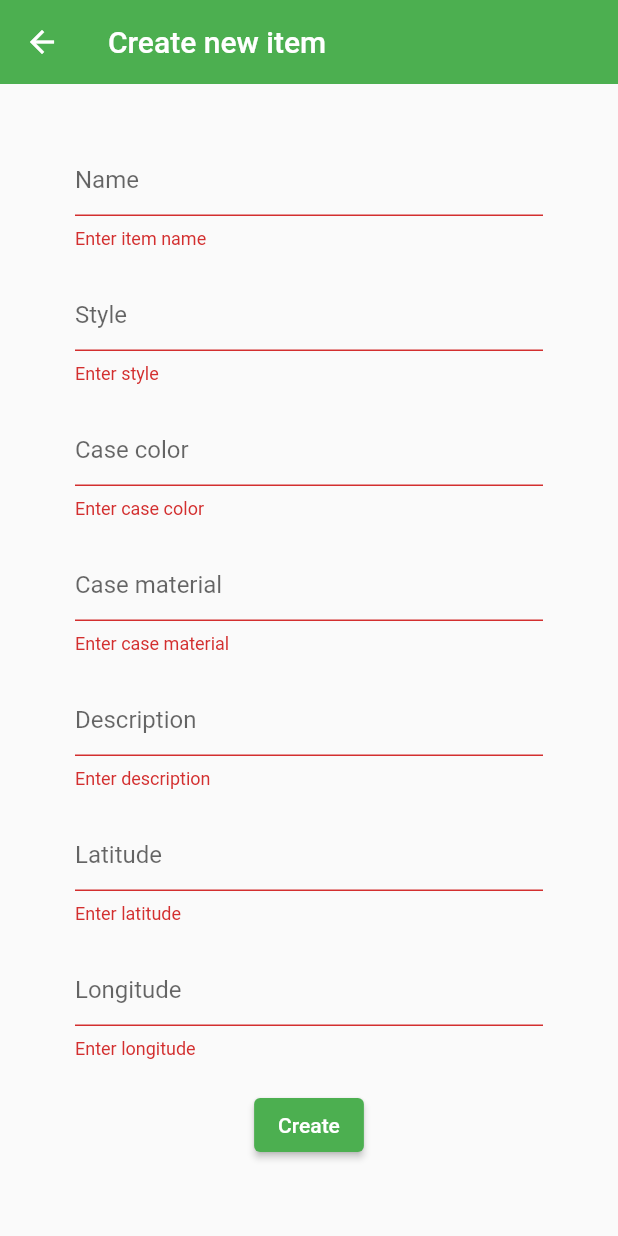
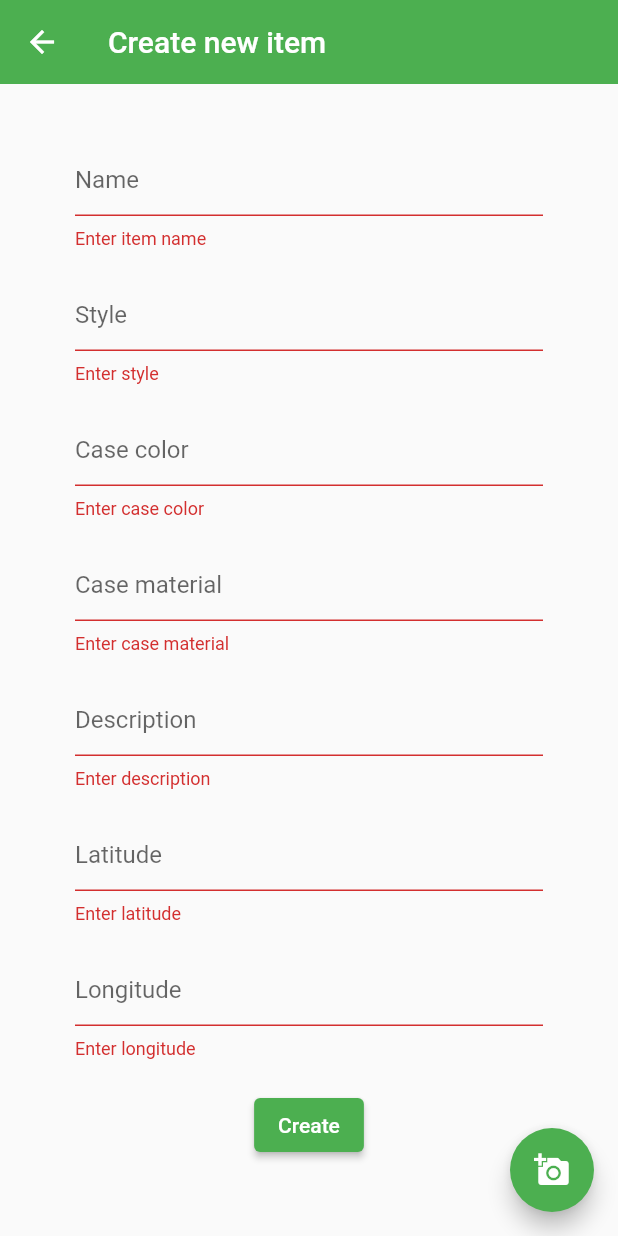
Before and after one commit to POIT-LABORATORIES/WatchApp-flutter, a Flutter app: the ItemCreate screen opened directly, after a tap on "Create", on a phone screen of 412 x 824 dp. Run offline on Flutter 3.47's test engine with Material 2 defaults, Android fonts, the phone set to English and light mode, and no system bars; our stand-ins replace cloud_firestore, firebase_auth, firebase_core, firebase_storage, flutter_map, flutter_spinkit and 2 more; missing offline and left inert: flutter_map_marker_popup; accounts and stored records are empty.

Commit message:
"Add item" func added

```diff
--- a/lib/screens/home/Home.dart
+++ b/lib/screens/home/Home.dart
@@ -32,7 +32,7 @@ class _HomeState extends State<Home> {
   @override
   Widget build(BuildContext context) {
     return StreamProvider<List<Item>>.value(
-      value: DatabaseService(FirestoreCollectionKey.watches).items,
+      value: FirestoreService(FirestoreCollectionKey.watches).items,
       initialData: null,
       child: Scaffold(
         body: Center(
--- a/lib/screens/home/item/ItemCreate.dart
+++ b/lib/screens/home/item/ItemCreate.dart
@@ -1,7 +1,10 @@
+import 'dart:io';
 import 'package:flutter/material.dart';
+import 'package:watchapp/models/item.dart';
 import 'package:watchapp/screens/Loading.dart';
 import 'package:watchapp/services/database.dart';
 import 'package:image_picker/image_picker.dart';
+import 'package:uuid/uuid.dart';
 
 class ItemCreate extends StatefulWidget {
   @override
@@ -9,28 +12,47 @@ class ItemCreate extends StatefulWidget {
 }
 
 class _ItemCreateState extends State<ItemCreate> {
-  final DatabaseService _dbWatches = DatabaseService(FirestoreCollectionKey.watches);
+  final FirestoreService _firestore =
+      FirestoreService(FirestoreCollectionKey.watches);
+  final StorageService _storage = StorageService(path: StoragePathKey.images);
   final _formKey = GlobalKey<FormState>();
+  File _image;
+  final picker = ImagePicker();
   bool loading = false;
 
   String name = '';
   String style = '';
   String caseColor = '';
   String caseMaterial = '';
-  double latitude = 0;
-  double longitude = 0;
+  String latitude = '';
+  String longitude = '';
   String description = '';
+
+  Future getImage() async {
+    final pickedFile = await picker.getImage(source: ImageSource.gallery);
+
+    setState(() {
+      if (pickedFile != null) {
+        _image = File(pickedFile.path);
+      } else {
+        print('No image selected.');
+      }
+    });
+  }
 
   @override
   Widget build(BuildContext context) {
-    return loading ? Loading() : Scaffold(
+    return loading
+        ? Loading()
+        : Scaffold(
             appBar: AppBar(
               elevation: 0.0,
               title: Text("Create new item"),
             ),
             body: SingleChildScrollView(
               child: Container(
-            padding: EdgeInsets.symmetric(vertical: 20.0, horizontal: 50.0),
+                  padding:
+                      EdgeInsets.symmetric(vertical: 20.0, horizontal: 50.0),
                   child: Form(
                       key: _formKey,
                       child: Column(children: <Widget>[
@@ -75,7 +97,8 @@ class _ItemCreateState extends State<ItemCreate> {
                         ),
                         SizedBox(height: 20.0),
                         TextFormField(
-                    decoration: InputDecoration(hintText: "Case material"),
+                          decoration:
+                              InputDecoration(hintText: "Case material"),
                           onChanged: (val) {
                             setState(() => caseMaterial = val);
                           },
@@ -106,9 +129,10 @@ class _ItemCreateState extends State<ItemCreate> {
                               TextInputType.numberWithOptions(decimal: true),
                           onChanged: (val) {
                             try {
-                        setState(() => latitude = val as double);
+                              setState(() => latitude = val);
                             } catch (e) {
-                        ScaffoldMessenger.of(context).showSnackBar(SnackBar(
+                              ScaffoldMessenger.of(context).showSnackBar(
+                                  SnackBar(
                                       content: Text("Wrong latitude value")));
                             }
                           },
@@ -126,9 +150,10 @@ class _ItemCreateState extends State<ItemCreate> {
                               TextInputType.numberWithOptions(decimal: true),
                           onChanged: (val) {
                             try {
-                        setState(() => longitude = val as double);
+                              setState(() => longitude = val);
                             } catch (e) {
-                        ScaffoldMessenger.of(context).showSnackBar(SnackBar(
+                              ScaffoldMessenger.of(context).showSnackBar(
+                                  SnackBar(
                                       content: Text("Wrong longitude value")));
                             }
                           },
@@ -143,22 +168,53 @@ class _ItemCreateState extends State<ItemCreate> {
                         ElevatedButton(
                           onPressed: () async {
                             if (_formKey.currentState.validate()) {
+                              try {
+                                if (_image == null) {
+                                  ScaffoldMessenger.of(context).showSnackBar(
+                                      SnackBar(
+                                          content: Text("Image is not picked")));
+                                  return;
+                                }
+
                                 setState(() => loading = true);
+                                String url = await _storage.uploadFile(
+                                    '$name-avatar', _image);
 
-                        // Call Firestore func to upload the item.
+                                String uuid = Uuid()
+                                .v5(Uuid.NAMESPACE_URL, 'www.google.com');
+                                Item item = Item(
+                                  id: uuid,
+                                  name: this.name,
+                                  style: this.style,
+                                  caseColor: this.caseColor,
+                                  caseMaterial: this.caseMaterial,
+                                  description: this.description,
+                                  latitude: double.parse(this.latitude),
+                                  longitude: double.parse(this.longitude),
+                                  avatarUrl: url
+                                );
 
-                        /*
+                                await _firestore.addDocument(uuid, item.toJson());
+
+                                Navigator.pop(context);
+                              } catch (e) {
+                                setState(() => loading = false);
                                 ScaffoldMessenger.of(context).showSnackBar(
-                        SnackBar(content: Text(authResult)));
-                      */
+                                  SnackBar(
+                                    content: Text("Image is not picked")
+                                  )
+                                );
+                              }
                             }
                           },
                           child: Text("Create"),
                         )
-                ]
-                )
-            )
+                      ]))),
             ),
+            floatingActionButton: FloatingActionButton(
+              onPressed: getImage,
+              tooltip: 'Pick Image',
+              child: Icon(Icons.add_a_photo),
             ),
           );
   }
--- a/lib/services/database.dart
+++ b/lib/services/database.dart
@@ -1,12 +1,19 @@
+import 'dart:io';
+import 'package:flutter/foundation.dart';
 import 'package:cloud_firestore/cloud_firestore.dart';
 import 'package:watchapp/models/item.dart';
+import 'package:firebase_storage/firebase_storage.dart' as firebase_storage;
 
-class DatabaseService {
-  DatabaseService(String collectionName) {
+class FirestoreService {
+  FirestoreService(String collectionName) {
     collection = FirebaseFirestore.instance.collection(collectionName);
   }
 
   CollectionReference collection;
+
+  Future<void> addDocument(String docId, Map<String, dynamic> data) async {
+    return await collection.doc(docId).set(data);
+  }
 
   Future deleteDocument(String documentId) async {
     return await collection
@@ -18,6 +25,7 @@ class DatabaseService {
   List<Item> _itemListFromQuerySnapshot(QuerySnapshot snapshot) {
     return snapshot.docs.map((doc) {
       var data = doc.data();
+      print(data[FirestoreWatchKey.id]);
       return Item(
           id: data[FirestoreWatchKey.id] ?? '',
           name: data[FirestoreWatchKey.name] ?? '',
@@ -52,3 +60,30 @@ class FirestoreWatchKey {
   static const description = "description";
   static const avatarUrl = "avatarUrl";
 }
+
+class StorageService {
+  final String path;
+
+  StorageService({@required this.path});
+
+  Future<String> uploadFile(String fileName, File file) async {
+    try {
+      var ref =
+          firebase_storage.FirebaseStorage.instance.ref('$path/$fileName');
+      await ref.putFile(file);
+      return await ref.getDownloadURL();
+      /*
+      return await firebase_storage.FirebaseStorage.instance
+          .ref('$path/$fileName')
+          .putFile(file);
+          */
+    } on FirebaseException catch (e) {
+      print('Error while loading file to storage: ${e.message}');
+      // e.g, e.code == 'canceled'
+    }
+  }
+}
+
+class StoragePathKey {
+  static const images = "images";
+}
--- a/pubspec.yaml
+++ b/pubspec.yaml
@@ -36,6 +36,8 @@ dependencies:
   flutter_map: ^0.12.0
   flutter_map_marker_popup: ^0.3.0
   image_picker: ^0.6.7+22
+  firebase_storage: ^7.0.0
+  uuid: ^2.2.2
 
 dev_dependencies:
   flutter_test:
```
Also changed, not shown: lib/models/item.dart (+16 -5 lines), lib/screens/home/item/ItemDetail.dart (+6 -8 lines), pubspec.lock. Lines whose indentation alone changed are shown as unchanged.
